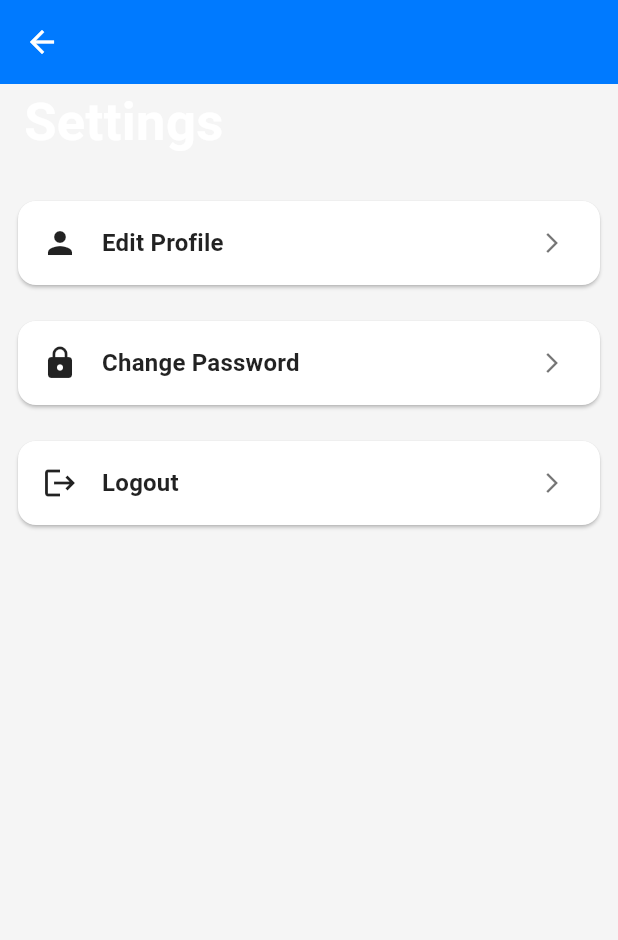
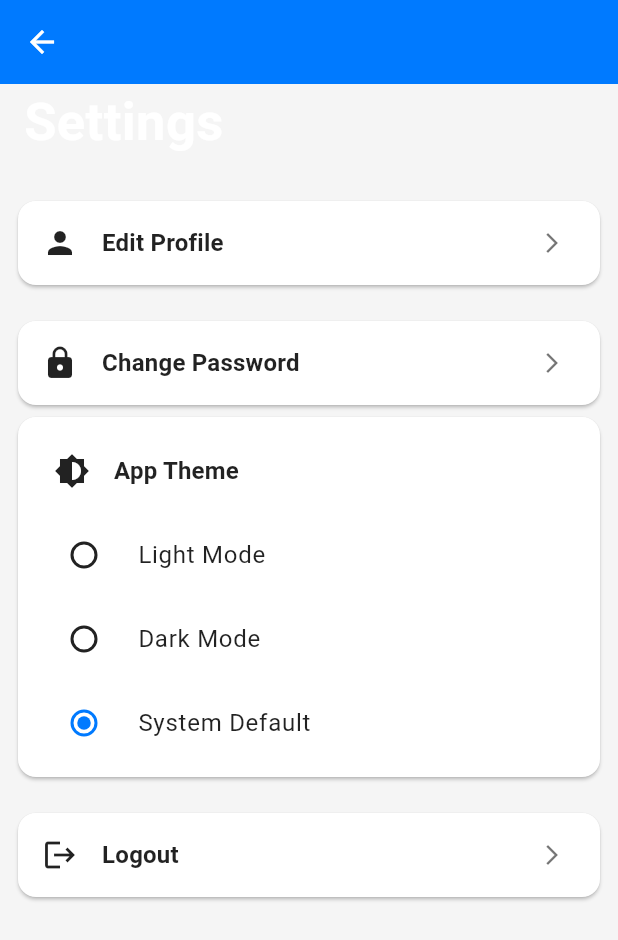
Before and after one commit to adammekki/govconnect, a Flutter app: the SettingsScreen screen opened by its route, on a phone screen of 412 x 824 dp. Shown: the top 940 px of the screen. Run offline on Flutter 3.47's test engine with Material 3 defaults, Android fonts, the phone set to English and light mode, and no system bars; our stand-ins replace cloud_firestore, firebase_auth, firebase_core, firebase_messaging, firebase_storage, flutter_local_notifications and 6 more; missing offline and left inert: profanity_filter, translator; accounts and stored records are empty.

Commit message:
settings

```diff
--- a/lib/screens/settings.dart
+++ b/lib/screens/settings.dart
@@ -59,6 +59,10 @@ class SettingsScreen extends StatelessWidget {
                 // Add your navigation or logic here
               },
             ),
+          ),
+          Padding(
+            padding: const EdgeInsets.symmetric(horizontal: 8.0),
+            child: _buildThemeSelector(),
           ),
           const SizedBox(height: 16),
           Padding(
```
